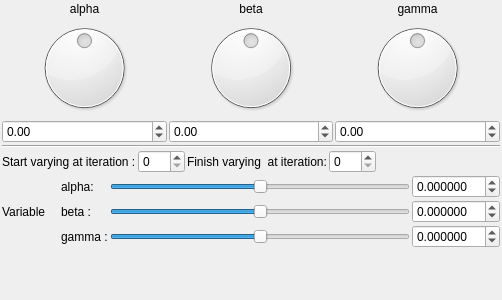
Above: mandelbulber2/qt_data/fractal_transf_rotation_varyV1.ui from buddhi1980/mandelbulber2 before the change. Below: the same form after it.
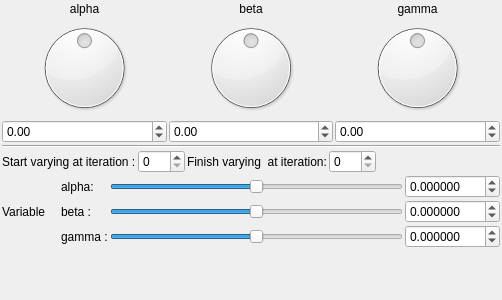
That is the form after the change. Custom widgets are drawn as their Qt base class.

Commit message: transf_scale_varyV1

```diff
--- a/mandelbulber2/qt_data/fractal_transf_rotation_varyV1.ui
+++ b/mandelbulber2/qt_data/fractal_transf_rotation_varyV1.ui
@@ -254,10 +254,10 @@
           <number>6</number>
          </property>
          <property name="minimum">
-          <double>-99.989999999999995</double>
+          <double>-180.000000000000000</double>
          </property>
          <property name="maximum">
-          <double>99.989999999999995</double>
+          <double>180.000000000000000</double>
          </property>
          <property name="singleStep">
           <double>0.100000000000000</double>
@@ -289,10 +289,10 @@
           <number>6</number>
          </property>
          <property name="minimum">
-          <double>-99.989999999999995</double>
+          <double>-180.000000000000000</double>
          </property>
          <property name="maximum">
-          <double>99.989999999999995</double>
+          <double>180.000000000000000</double>
          </property>
          <property name="singleStep">
           <double>0.100000000000000</double>
@@ -322,10 +322,10 @@
           </sizepolicy>
          </property>
          <property name="minimum">
-          <number>-5000000</number>
+          <number>-180000000</number>
          </property>
          <property name="maximum">
-          <number>5000000</number>
+          <number>180000000</number>
          </property>
          <property name="singleStep">
           <number>1</number>
@@ -344,10 +344,10 @@
           </sizepolicy>
          </property>
          <property name="minimum">
-          <number>-5000000</number>
+          <number>-180000000</number>
          </property>
          <property name="maximum">
-          <number>5000000</number>
+          <number>180000000</number>
          </property>
          <property name="singleStep">
           <number>1</number>
@@ -382,10 +382,10 @@
           <number>6</number>
          </property>
          <property name="minimum">
-          <double>-99.989999999999995</double>
+          <double>-180.000000000000000</double>
          </property>
          <property name="maximum">
-          <double>99.989999999999995</double>
+          <double>180.000000000000000</double>
          </property>
          <property name="singleStep">
           <double>0.100000000000000</double>
@@ -401,10 +401,10 @@
           </sizepolicy>
          </property>
          <property name="minimum">
-          <number>-5000000</number>
+          <number>-180000000</number>
          </property>
          <property name="maximum">
-          <number>5000000</number>
+          <number>180000000</number>
          </property>
          <property name="singleStep">
           <number>1</number>
```
The commit also changes 3 other files.
